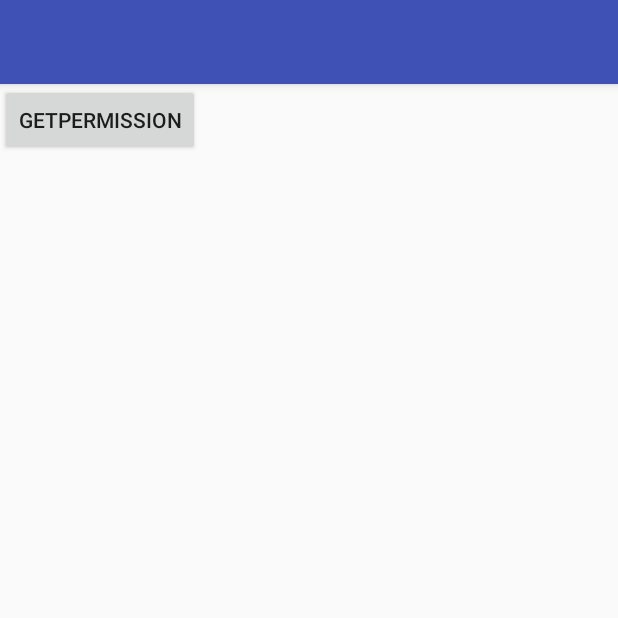
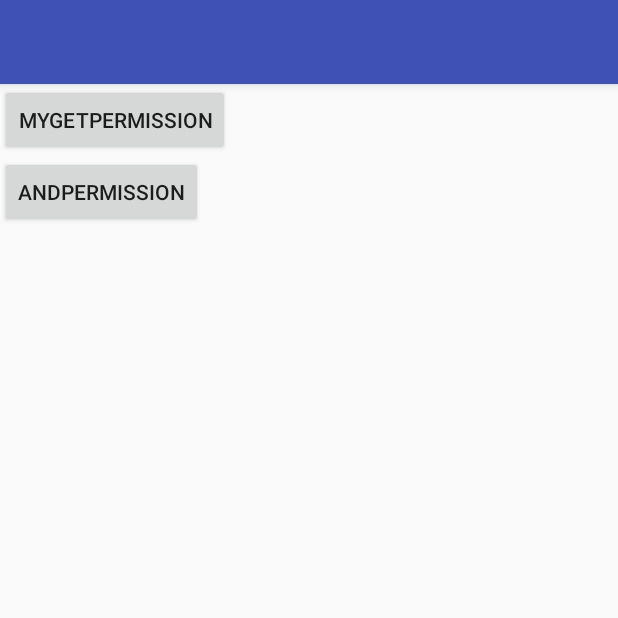
Before and after one commit to yushilei1218/JetPack, an Android app: the PermissionActivity screen opened directly, with no data from a screen before it, on a phone screen of 412 x 824 dp, the top half of it. Run offline under Robolectric (Android 15) with nearby library versions, the phone set to English and light mode, and no system bars; libraries missing offline, so code that uses them is left out: com.yanzhenjie.permission.

Commit message:
1：测试Permission

```diff
--- a/app/src/main/AndroidManifest.xml
+++ b/app/src/main/AndroidManifest.xml
@@ -86,7 +86,7 @@
         <activity
             android:name=".ui.PermissionGetActivity"
 
-            android:theme="@style/Translucent_Fullscreen" />
+            android:theme="@style/Permission.Theme" />
     </application>
 
 </manifest>
--- a/app/src/main/java/com/test/shileiyu/jetpack/ui/PermissionActivity.java
+++ b/app/src/main/java/com/test/shileiyu/jetpack/ui/PermissionActivity.java
@@ -1,6 +1,7 @@
 package com.test.shileiyu.jetpack.ui;
 
 import android.Manifest;
+import android.content.Context;
 import android.content.DialogInterface;
 import android.content.Intent;
 import android.net.Uri;
@@ -17,6 +18,9 @@ import com.test.shileiyu.jetpack.common.permission.AskPermission;
 import com.test.shileiyu.jetpack.common.permission.IRationale;
 import com.test.shileiyu.jetpack.common.permission.RequestExecutor;
 import com.test.shileiyu.jetpack.common.util.Util;
+import com.yanzhenjie.permission.Action;
+import com.yanzhenjie.permission.AndPermission;
+import com.yanzhenjie.permission.Rationale;
 
 
 import java.util.List;
@@ -29,11 +33,64 @@ public class PermissionActivity extends AppCompatActivity {
     protected void onCreate(Bundle savedInstanceState) {
         super.onCreate(savedInstanceState);
         setContentView(R.layout.activity_permission);
-
-
+        mTv = (TextView) findViewById(R.id.tv_aaa);
         findViewById(R.id.btn_aaa).setOnClickListener(new View.OnClickListener() {
             @Override
             public void onClick(View v) {
+                checkPermissionByMe();
+            }
+        });
+        findViewById(R.id.btn_bbb).setOnClickListener(new View.OnClickListener() {
+            @Override
+            public void onClick(View v) {
+                checkPermissionByAndPermission();
+            }
+        });
+    }
+
+    private void checkPermissionByAndPermission() {
+        AndPermission.with(this).runtime().permission(Manifest.permission.READ_PHONE_STATE
+                , Manifest.permission.CAMERA
+                , Manifest.permission.ACCESS_FINE_LOCATION
+                , Manifest.permission.ACCESS_COARSE_LOCATION)
+                .onGranted(new Action<List<String>>() {
+                    @Override
+                    public void onAction(List<String> data) {
+                        mTv.setText(format(data, "申请成功的权限"));
+                        Util.showToast("全部申请成功啦");
+                    }
+                }).onDenied(new Action<List<String>>() {
+            @Override
+            public void onAction(List<String> data) {
+                mTv.setText(format(data, "申请失败的权限："));
+                showDialogOpenPermissionManual();
+            }
+        }).rationale(new Rationale<List<String>>() {
+            @Override
+            public void showRationale(Context context, List<String> data, final com.yanzhenjie.permission.RequestExecutor executor) {
+                new AlertDialog.Builder(PermissionActivity.this)
+                        .setTitle("解释为什么要权限")
+                        .setMessage("AndPermission " + Util.toJson(data))
+                        .setPositiveButton("继续申请", new DialogInterface.OnClickListener() {
+                            @Override
+                            public void onClick(DialogInterface dialog, int which) {
+                                dialog.dismiss();
+                                executor.execute();
+                            }
+                        })
+                        .setNegativeButton("放弃申请", new DialogInterface.OnClickListener() {
+                            @Override
+                            public void onClick(DialogInterface dialog, int which) {
+                                dialog.dismiss();
+                                executor.cancel();
+                            }
+                        })
+                        .create().show();
+            }
+        }).start();
+    }
+
+    private void checkPermissionByMe() {
         AskPermission.with(PermissionActivity.this)
                 .createRequest()
                 .permission(Manifest.permission.READ_PHONE_STATE
@@ -63,9 +120,6 @@ public class PermissionActivity extends AppCompatActivity {
                 showDialogOpenPermissionManual();
             }
         }).start();
-            }
-        });
-        mTv = (TextView) findViewById(R.id.tv_aaa);
     }
 
     private void showDialog4ReasonWhyAppNeedPermission(final RequestExecutor executor, String text) {
--- a/app/src/main/java/com/test/shileiyu/jetpack/ui/PermissionGetActivity.java
+++ b/app/src/main/java/com/test/shileiyu/jetpack/ui/PermissionGetActivity.java
@@ -23,8 +23,8 @@ public class PermissionGetActivity extends Activity {
     @Override
     protected void onCreate(Bundle savedInstanceState) {
         super.onCreate(savedInstanceState);
-        requestWindowFeature(Window.FEATURE_NO_TITLE);
-        getWindow().setFlags(WindowManager.LayoutParams.FLAG_FULLSCREEN, WindowManager.LayoutParams.FLAG_FULLSCREEN);
+//        requestWindowFeature(Window.FEATURE_NO_TITLE);
+//        getWindow().setFlags(WindowManager.LayoutParams.FLAG_FULLSCREEN, WindowManager.LayoutParams.FLAG_FULLSCREEN);
         String[] permissions = getIntent().getStringArrayExtra(EXTRA);
         if (permissions != null
                 && permissions.length > 0
--- a/app/src/main/res/layout/activity_permission.xml
+++ b/app/src/main/res/layout/activity_permission.xml
@@ -11,7 +11,13 @@
         android:id="@+id/btn_aaa"
         android:layout_width="wrap_content"
         android:layout_height="wrap_content"
-        android:text="getPermission" />
+        android:text="MyGetPermission" />
+
+    <Button
+        android:id="@+id/btn_bbb"
+        android:layout_width="wrap_content"
+        android:layout_height="wrap_content"
+        android:text="AndPermission" />
 
     <TextView
         android:id="@+id/tv_aaa"
--- a/app/src/main/res/values/styles.xml
+++ b/app/src/main/res/values/styles.xml
@@ -17,10 +17,15 @@
         <item name="android:windowIsTranslucent">true</item>
     </style>
 
-    <style name="Translucent_Fullscreen" parent="android:Theme.Translucent">
-        <item name="android:windowFullscreen">true</item>
-        <item name="android:windowContentOverlay">@null</item>
-    </style>
+
+        <style name="Permission.Theme">
+            <item name="android:windowActionBar">false</item>
+            <item name="android:windowNoTitle">true</item>
+            <item name="android:windowBackground">@android:color/transparent</item>
+            <item name="android:windowDisablePreview">true</item>
+            <item name="android:windowIsTranslucent">true</item>
+        </style>
+
 
     <style name="Style_Text">
 
```
Lines whose indentation alone changed are shown as unchanged.
